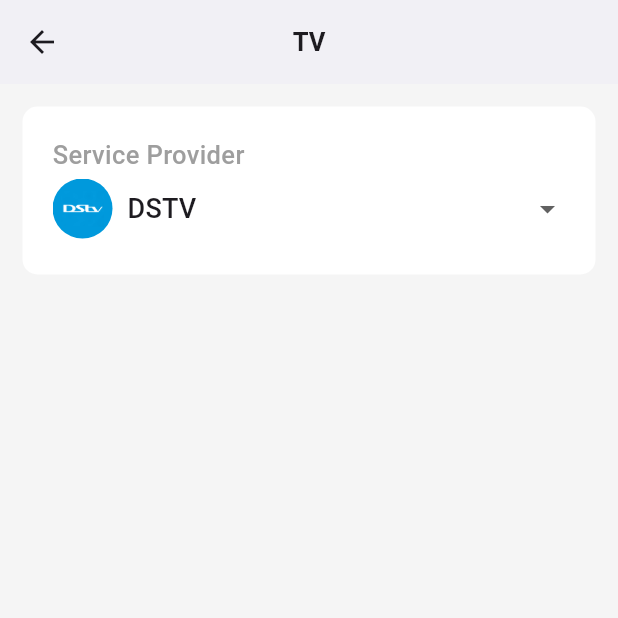
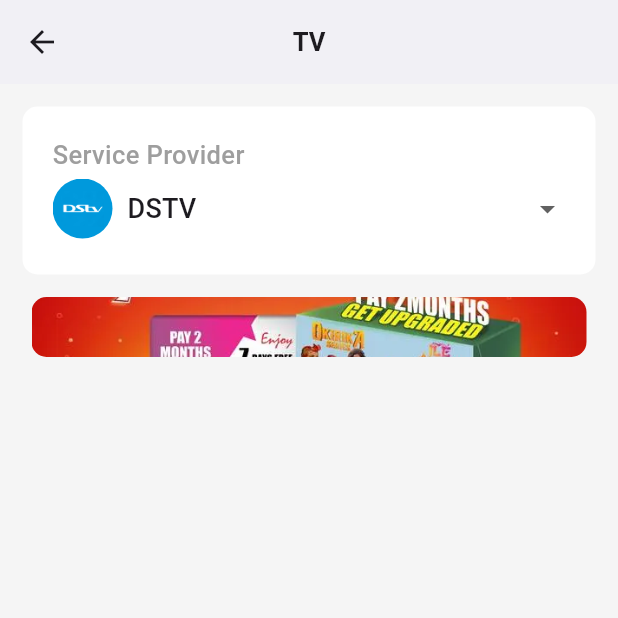
Before and after one commit to EverlastingBigFlo/mobile_app_ui, a Flutter app: the tv screen opened by its route, on a phone screen of 412 x 824 dp, the top half of it. Run offline on Flutter 3.47's test engine with Material 2 defaults, Android fonts, the phone set to English and light mode, and no system bars; our stand-ins replace smooth_page_indicator.

Commit message:
added promo image to my tv screen and set the width and height

```diff
--- a/lib/pages/tv.dart
+++ b/lib/pages/tv.dart
@@ -136,6 +136,16 @@ class _tvState extends State<tv> {
                   ),
                 ),
               ),
+            ),
+            ClipRRect(
+              borderRadius: BorderRadius.circular(
+                  10.0), // Adjust the border radius as needed
+              child: Image(
+                image: AssetImage('lib/assets/StartimeswithFemi.webp'),
+                fit: BoxFit.cover, // Adjust the fit as needed
+                height: 40, // Adjust the height as needed
+                width: 370, // Adjust the height as needed
+              ),
             )
           ],
         ),
```
Also changed, not shown: lib/assets/StartimeswithFemi.webp (added).
